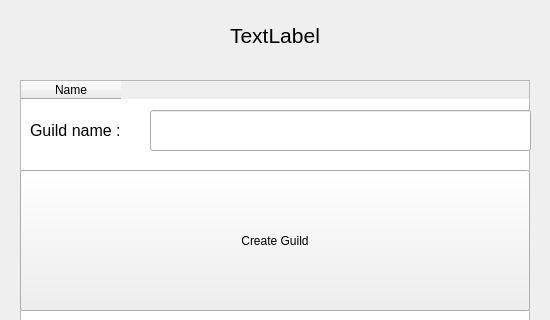
Above: MMO/Res/guildview.ui from maresc-g/linumon before the change; both pictures show x 0 to 550 and y 0 to 320 of the 550 by 480 pixel window. Below: the same form after it.
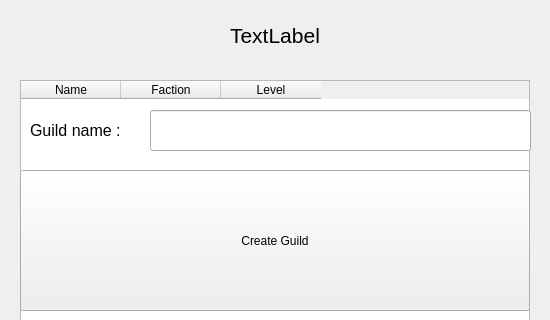
That is the form after the change.

Commit message: fix serialization des guildes et add des factions et du lvl dans la guilde view + add bool dans battle pour win ou loose

What changed in the file:
```diff
--- a/MMO/Res/guildview.ui
+++ b/MMO/Res/guildview.ui
@@ -60,6 +60,16 @@
      <string>Name</string>
     </property>
    </column>
+   <column>
+    <property name="text">
+     <string>Faction</string>
+    </property>
+   </column>
+   <column>
+    <property name="text">
+     <string>Level</string>
+    </property>
+   </column>
   </widget>
   <widget class="QPushButton" name="b_create">
    <property name="geometry">
```
The commit also changes 6 other files.
